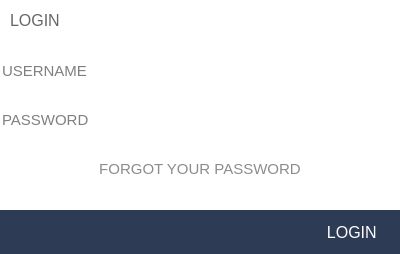
The window that MVP/progetto_p2/GUI/loginform.ui (Giorat/LifeFit---progetto-P2) describes before a commit, drawn with Qt 5.
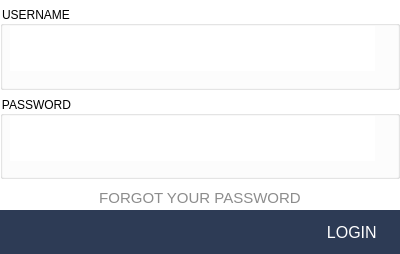
The same window after the commit. Icons and pictures are not drawn.

The edit to the form file:
```diff
--- a/MVP/progetto_p2/GUI/loginform.ui
+++ b/MVP/progetto_p2/GUI/loginform.ui
@@ -63,58 +63,94 @@
     <property name="geometry">
      <rect>
       <x>0</x>
-      <y>40</y>
+      <y>0</y>
       <width>400</width>
-      <height>161</height>
+      <height>211</height>
      </rect>
     </property>
     <layout class="QVBoxLayout" name="verticalLayout">
+     <property name="topMargin">
+      <number>6</number>
+     </property>
      <item>
-      <widget class="QLineEdit" name="username">
-       <property name="sizePolicy">
-        <sizepolicy hsizetype="Expanding" vsizetype="Fixed">
-         <horstretch>0</horstretch>
-         <verstretch>0</verstretch>
-        </sizepolicy>
-       </property>
-       <property name="minimumSize">
-        <size>
-         <width>239</width>
-         <height>25</height>
-        </size>
-       </property>
-       <property name="font">
-        <font>
-         <pointsize>11</pointsize>
-        </font>
-       </property>
-       <property name="frame">
-        <bool>false</bool>
-       </property>
-       <property name="placeholderText">
+      <widget class="QGroupBox" name="groupBox">
+       <property name="title">
         <string>USERNAME</string>
        </property>
+       <widget class="QLineEdit" name="username">
+        <property name="geometry">
+         <rect>
+          <x>10</x>
+          <y>20</y>
+          <width>365</width>
+          <height>45</height>
+         </rect>
+        </property>
+        <property name="sizePolicy">
+         <sizepolicy hsizetype="Expanding" vsizetype="Fixed">
+          <horstretch>0</horstretch>
+          <verstretch>0</verstretch>
+         </sizepolicy>
+        </property>
+        <property name="minimumSize">
+         <size>
+          <width>239</width>
+          <height>25</height>
+         </size>
+        </property>
+        <property name="font">
+         <font>
+          <pointsize>11</pointsize>
+         </font>
+        </property>
+        <property name="styleSheet">
+         <string notr="true">color:rgb(46,47,48);</string>
+        </property>
+        <property name="frame">
+         <bool>false</bool>
+        </property>
+        <property name="placeholderText">
+         <string/>
+        </property>
+       </widget>
       </widget>
      </item>
      <item>
-      <widget class="QLineEdit" name="password">
-       <property name="minimumSize">
-        <size>
-         <width>239</width>
-         <height>25</height>
-        </size>
-       </property>
-       <property name="font">
-        <font>
-         <pointsize>11</pointsize>
-        </font>
-       </property>
-       <property name="frame">
-        <bool>false</bool>
-       </property>
-       <property name="placeholderText">
+      <widget class="QGroupBox" name="groupBox_2">
+       <property name="title">
         <string>PASSWORD</string>
        </property>
+       <widget class="QLineEdit" name="password">
+        <property name="geometry">
+         <rect>
+          <x>10</x>
+          <y>20</y>
+          <width>365</width>
+          <height>45</height>
+         </rect>
+        </property>
+        <property name="minimumSize">
+         <size>
+          <width>239</width>
+          <height>25</height>
+         </size>
+        </property>
+        <property name="font">
+         <font>
+          <pointsize>11</pointsize>
+         </font>
+        </property>
+        <property name="styleSheet">
+         <string notr="true">color:rgb(46,47,48);
+</string>
+        </property>
+        <property name="frame">
+         <bool>false</bool>
+        </property>
+        <property name="placeholderText">
+         <string/>
+        </property>
+       </widget>
       </widget>
      </item>
      <item>
@@ -146,33 +182,6 @@
      </item>
     </layout>
    </widget>
-   <widget class="QLabel" name="login_info">
-    <property name="geometry">
-     <rect>
-      <x>10</x>
-      <y>0</y>
-      <width>111</width>
-      <height>41</height>
-     </rect>
-    </property>
-    <property name="sizePolicy">
-     <sizepolicy hsizetype="Maximum" vsizetype="Maximum">
-      <horstretch>0</horstretch>
-      <verstretch>0</verstretch>
-     </sizepolicy>
-    </property>
-    <property name="font">
-     <font>
-      <pointsize>12</pointsize>
-     </font>
-    </property>
-    <property name="styleSheet">
-     <string notr="true">color:rgb(102,102,102);</string>
-    </property>
-    <property name="text">
-     <string>LOGIN</string>
-    </property>
-   </widget>
    <widget class="QPushButton" name="login">
     <property name="geometry">
      <rect>
```
Left out of the diff: 3 changed lines with no effect on the pictures.
